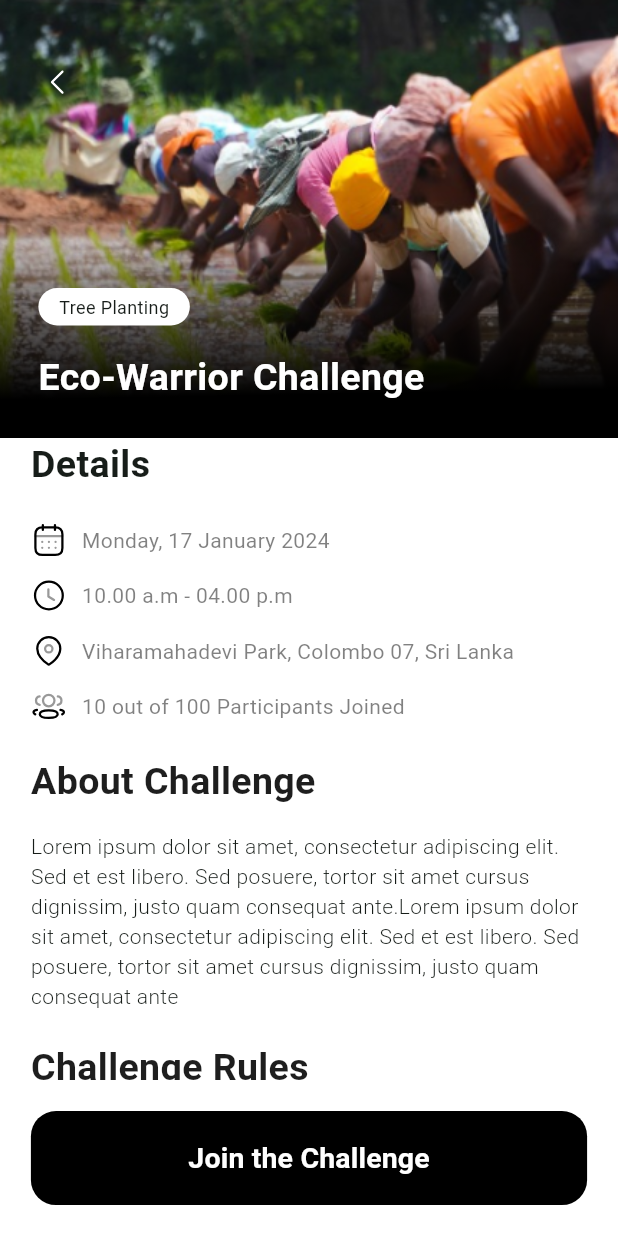
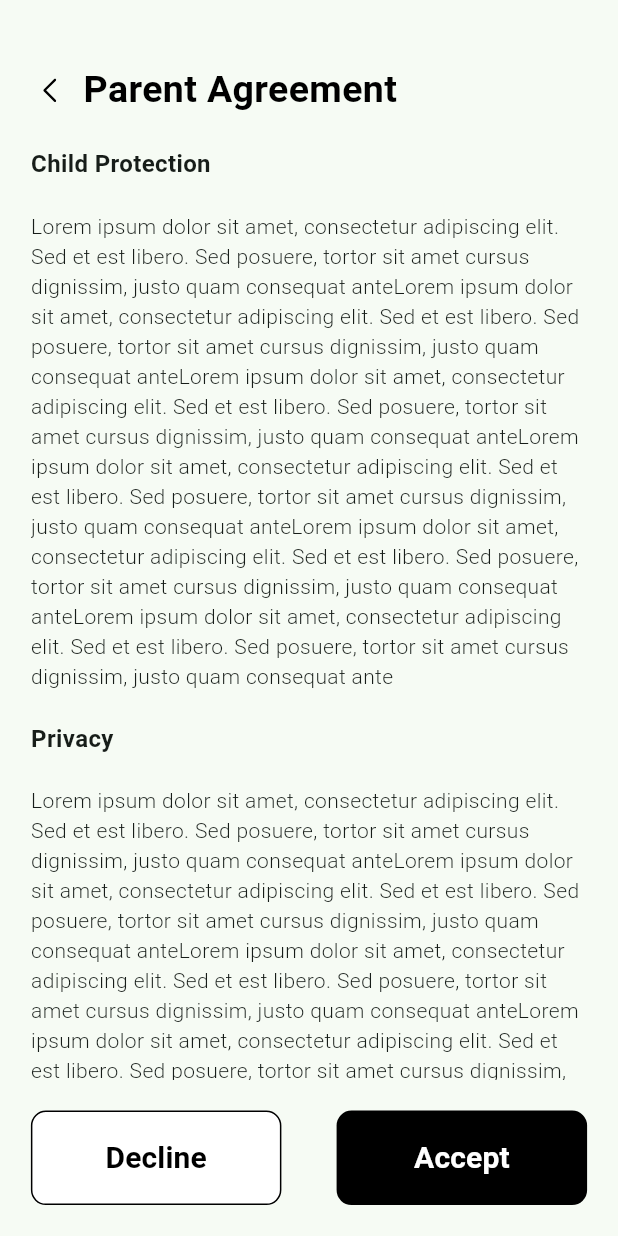
Before and after one commit to vinulays/recychamp, a Flutter app: the ChallengeDetails screen opened directly with sample values from the repository, after a tap on "Join the Challenge", on a phone screen of 412 x 824 dp. Run offline on Flutter 3.47's test engine with Material 3 defaults, Android fonts, the phone set to English and light mode, and no system bars; our stand-ins replace bloc, carousel_slider, dots_indicator, firebase_core, flutter_svg, google_fonts and 2 more; accounts and stored records are empty; Roboto replaces fonts that are missing (Almarai).

Commit message:
feat: parent agreement

```diff
--- a/lib/screens/ChallengeDetails.dart/challenge_details.dart
+++ b/lib/screens/ChallengeDetails/challenge_details.dart
@@ -3,7 +3,9 @@ import 'package:flutter_svg/svg.dart';
 import 'package:google_fonts/google_fonts.dart';
 import 'package:readmore/readmore.dart';
 import 'package:recychamp/models/challenge.dart';
+import 'package:recychamp/screens/ParentAgreement/parent_agreement.dart';
 import 'package:recychamp/ui/challenge_details_row.dart';
+import 'package:recychamp/ui/parent_agreement_section.dart';
 
 class ChallengeDetails extends StatefulWidget {
   final Challenge challenge;
@@ -198,7 +200,15 @@ class _ChallengeDetailsState extends State<ChallengeDetails> {
             child: SizedBox(
               width: double.infinity,
               child: TextButton(
-                onPressed: () {},
+                onPressed: () {
+                  // * Parent agreement form (open in a fullscreen dialog)
+                  showGeneralDialog(
+                      context: context,
+                      barrierColor: Colors.white,
+                      pageBuilder: (context, animation, secondaryAnimation) {
+                        return const ParentAgreement();
+                      });
+                },
                 style: ButtonStyle(
                   shape: MaterialStateProperty.all<RoundedRectangleBorder>(
                     RoundedRectangleBorder(
--- a/lib/screens/Challenges/challenges.dart
+++ b/lib/screens/Challenges/challenges.dart
@@ -2,7 +2,7 @@ import "package:flutter/material.dart";
 import "package:flutter_svg/svg.dart";
 import "package:google_fonts/google_fonts.dart";
 import "package:recychamp/models/challenge.dart";
-import "package:recychamp/screens/ChallengeDetails.dart/challenge_details.dart";
+import 'package:recychamp/screens/ChallengeDetails/challenge_details.dart';
 import "package:recychamp/ui/challenge_card.dart";
 import "package:recychamp/ui/challenge_filters_bottom_sheet.dart";
 import "package:recychamp/utils/challenges.dart";
--- /dev/null
+++ b/lib/screens/ParentAgreement/parent_agreement.dart
@@ -0,0 +1,156 @@
+import 'package:flutter/material.dart';
+import 'package:flutter_svg/svg.dart';
+import 'package:google_fonts/google_fonts.dart';
+import 'package:recychamp/ui/parent_agreement_section.dart';
+
+class ParentAgreement extends StatefulWidget {
+  const ParentAgreement({super.key});
+
+  @override
+  State<ParentAgreement> createState() => _ParentAgreementState();
+}
+
+class _ParentAgreementState extends State<ParentAgreement> {
+  @override
+  Widget build(BuildContext context) {
+    var deviceSize = MediaQuery.of(context).size;
+    return Scaffold(
+      body: Container(
+        margin: EdgeInsets.symmetric(horizontal: deviceSize.width * 0.05),
+        child: Column(
+          children: [
+            const SizedBox(
+              height: 41.86,
+            ),
+            Row(
+              crossAxisAlignment: CrossAxisAlignment.center,
+              children: [
+                GestureDetector(
+                  onTap: () {
+                    Navigator.of(context).pop();
+                  },
+                  child: SvgPicture.asset(
+                    "assets/icons/go_back.svg",
+                    colorFilter:
+                        const ColorFilter.mode(Colors.black, BlendMode.srcIn),
+                  ),
+                ),
+                const SizedBox(width: 10),
+                Text(
+                  "Parent Agreement",
+                  style: GoogleFonts.almarai(
+                      color: Colors.black,
+                      fontSize: 25,
+                      fontWeight: FontWeight.w700),
+                )
+              ],
+            ),
+            const SizedBox(
+              height: 20,
+            ),
+            Expanded(
+              child: ScrollbarTheme(
+                data: const ScrollbarThemeData(
+                  crossAxisMargin: -13,
+                  mainAxisMargin: 30,
+                ),
+                child: Scrollbar(
+                  radius: const Radius.circular(16.83),
+                  thickness: 10,
+                  child: ListView(
+                    children: const [
+                      Column(
+                        children: [
+                          // * Agreement sections
+                          ParentAgreementSection(
+                            title: "Child Protection",
+                            description:
+                                "Lorem ipsum dolor sit amet, consectetur adipiscing elit. Sed et est libero. Sed posuere, tortor sit amet cursus dignissim, justo quam consequat anteLorem ipsum dolor sit amet, consectetur adipiscing elit. Sed et est libero. Sed posuere, tortor sit amet cursus dignissim, justo quam consequat anteLorem ipsum dolor sit amet, consectetur adipiscing elit. Sed et est libero. Sed posuere, tortor sit amet cursus dignissim, justo quam consequat anteLorem ipsum dolor sit amet, consectetur adipiscing elit. Sed et est libero. Sed posuere, tortor sit amet cursus dignissim, justo quam consequat anteLorem ipsum dolor sit amet, consectetur adipiscing elit. Sed et est libero. Sed posuere, tortor sit amet cursus dignissim, justo quam consequat anteLorem ipsum dolor sit amet, consectetur adipiscing elit. Sed et est libero. Sed posuere, tortor sit amet cursus dignissim, justo quam consequat ante",
+                          ),
+                          ParentAgreementSection(
+                            title: "Privacy",
+                            description:
+                                "Lorem ipsum dolor sit amet, consectetur adipiscing elit. Sed et est libero. Sed posuere, tortor sit amet cursus dignissim, justo quam consequat anteLorem ipsum dolor sit amet, consectetur adipiscing elit. Sed et est libero. Sed posuere, tortor sit amet cursus dignissim, justo quam consequat anteLorem ipsum dolor sit amet, consectetur adipiscing elit. Sed et est libero. Sed posuere, tortor sit amet cursus dignissim, justo quam consequat anteLorem ipsum dolor sit amet, consectetur adipiscing elit. Sed et est libero. Sed posuere, tortor sit amet cursus dignissim, justo quam consequat anteLorem ipsum dolor sit amet, consectetur adipiscing elit. Sed et est libero. Sed posuere, tortor sit amet cursus dignissim, justo quam consequat anteLorem ipsum dolor sit amet, consectetur adipiscing elit. Sed et est libero. Sed posuere, tortor sit amet cursus dignissim, justo quam consequat ante",
+                          ),
+                        ],
+                      )
+                    ],
+                  ),
+                ),
+              ),
+            ),
+            // * Accept and reject buttons
+            Container(
+              margin: EdgeInsets.symmetric(vertical: deviceSize.width * 0.05),
+              child: Row(
+                mainAxisAlignment: MainAxisAlignment.spaceBetween,
+                children: [
+                  TextButton(
+                    onPressed: () {
+                      Navigator.of(context).pop();
+                    },
+                    style: ButtonStyle(
+                      shape: MaterialStateProperty.all(
+                        RoundedRectangleBorder(
+                          side: const BorderSide(width: 1),
+                          borderRadius: BorderRadius.circular(10),
+                        ),
+                      ),
+                      backgroundColor: MaterialStateProperty.all(
+                        const Color(0xffFFFFFF),
+                      ),
+                      foregroundColor: MaterialStateProperty.all(
+                        const Color(0xff000000),
+                      ),
+                      padding: MaterialStateProperty.all(
+                        const EdgeInsets.symmetric(
+                            horizontal: 20, vertical: 10),
+                      ),
+                      fixedSize: MaterialStateProperty.all(
+                        const Size(167, 63),
+                      ),
+                    ),
+                    child: Text(
+                      "Decline",
+                      style: GoogleFonts.almarai(
+                          fontSize: 20, fontWeight: FontWeight.w700),
+                    ),
+                  ),
+                  TextButton(
+                    onPressed: () {},
+                    style: ButtonStyle(
+                      shape: MaterialStateProperty.all(
+                        RoundedRectangleBorder(
+                          borderRadius: BorderRadius.circular(10),
+                        ),
+                      ),
+                      backgroundColor: MaterialStateProperty.all(
+                        const Color(0xff000000),
+                      ),
+                      foregroundColor: MaterialStateProperty.all(
+                        const Color(0xffFFFFFF),
+                      ),
+                      padding: MaterialStateProperty.all(
+                        const EdgeInsets.symmetric(
+                            horizontal: 20, vertical: 10),
+                      ),
+                      fixedSize: MaterialStateProperty.all(
+                        const Size(167, 63),
+                      ),
+                    ),
+                    child: Text(
+                      "Accept",
+                      style: GoogleFonts.almarai(
+                          fontSize: 20, fontWeight: FontWeight.w700),
+                    ),
+                  ),
+                ],
+              ),
+            )
+          ],
+        ),
+      ),
+    );
+    ;
+  }
+}
--- /dev/null
+++ b/lib/ui/parent_agreement_section.dart
@@ -0,0 +1,32 @@
+import 'package:flutter/material.dart';
+import 'package:google_fonts/google_fonts.dart';
+
+class ParentAgreementSection extends StatelessWidget {
+  final String title;
+  final String description;
+  const ParentAgreementSection(
+      {super.key, required this.title, required this.description});
+
+  @override
+  Widget build(BuildContext context) {
+    return Column(
+      crossAxisAlignment: CrossAxisAlignment.start,
+      children: [
+        Text(
+          title,
+          style: GoogleFonts.almarai(fontSize: 16, fontWeight: FontWeight.w700),
+        ),
+        const SizedBox(
+          height: 20,
+        ),
+        Text(
+          description,
+          style: GoogleFonts.almarai(fontSize: 14, fontWeight: FontWeight.w300),
+        ),
+        const SizedBox(
+          height: 20,
+        ),
+      ],
+    );
+  }
+}
```
